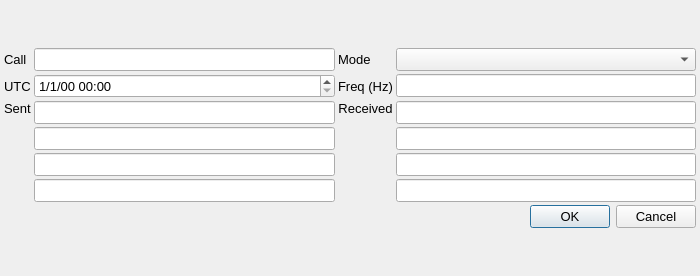
Qt form so2sdr/detailededit.ui (n4ogw/so2sdr) before a commit.
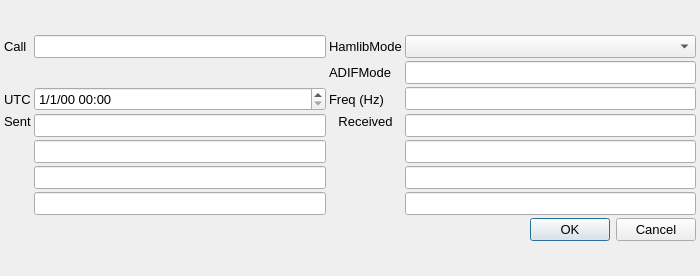
The same form after that commit.

Patch:
```diff
--- a/so2sdr/detailededit.ui
+++ b/so2sdr/detailededit.ui
@@ -66,109 +66,7 @@
      <property name="spacing">
       <number>3</number>
      </property>
-     <item row="0" column="2">
-      <widget class="QLabel" name="label_4">
-       <property name="font">
-        <font>
-         <pointsize>10</pointsize>
-        </font>
-       </property>
-       <property name="text">
-        <string>Mode</string>
-       </property>
-      </widget>
-     </item>
-     <item row="1" column="1">
-      <widget class="QDateTimeEdit" name="dateTimeEdit">
-       <property name="font">
-        <font>
-         <pointsize>10</pointsize>
-        </font>
-       </property>
-       <property name="displayFormat">
-        <string>M/d/yy hh:mm</string>
-       </property>
-       <property name="timeSpec">
-        <enum>Qt::UTC</enum>
-       </property>
-      </widget>
-     </item>
-     <item row="1" column="2">
-      <widget class="QLabel" name="label_3">
-       <property name="font">
-        <font>
-         <pointsize>10</pointsize>
-        </font>
-       </property>
-       <property name="text">
-        <string>Freq (Hz)</string>
-       </property>
-      </widget>
-     </item>
-     <item row="0" column="1">
-      <widget class="QLineEdit" name="callLineEdit">
-       <property name="font">
-        <font>
-         <pointsize>10</pointsize>
-        </font>
-       </property>
-       <property name="focusPolicy">
-        <enum>Qt::StrongFocus</enum>
-       </property>
-      </widget>
-     </item>
-     <item row="0" column="0">
-      <widget class="QLabel" name="label">
-       <property name="font">
-        <font>
-         <pointsize>10</pointsize>
-        </font>
-       </property>
-       <property name="text">
-        <string>Call</string>
-       </property>
-      </widget>
-     </item>
-     <item row="3" column="4">
-      <widget class="QDialogButtonBox" name="buttonBox">
-       <property name="font">
-        <font>
-         <pointsize>10</pointsize>
-        </font>
-       </property>
-       <property name="orientation">
-        <enum>Qt::Horizontal</enum>
-       </property>
-       <property name="standardButtons">
-        <set>QDialogButtonBox::Cancel|QDialogButtonBox::Ok</set>
-       </property>
-      </widget>
-     </item>
-     <item row="1" column="4">
-      <widget class="QLineEdit" name="freqLineEdit">
-       <property name="font">
-        <font>
-         <pointsize>10</pointsize>
-        </font>
-       </property>
-       <property name="focusPolicy">
-        <enum>Qt::StrongFocus</enum>
-       </property>
-      </widget>
-     </item>
-     <item row="1" column="0">
-      <widget class="QLabel" name="label_2">
-       <property name="font">
-        <font>
-         <pointsize>10</pointsize>
-        </font>
-       </property>
-       <property name="text">
-        <string>UTC</string>
-       </property>
-      </widget>
-     </item>
-     <item row="2" column="0">
+     <item row="3" column="0">
       <widget class="QLabel" name="label_5">
        <property name="font">
         <font>
@@ -183,22 +81,7 @@
        </property>
       </widget>
      </item>
-     <item row="2" column="2">
-      <widget class="QLabel" name="label_6">
-       <property name="font">
-        <font>
-         <pointsize>10</pointsize>
-        </font>
-       </property>
-       <property name="text">
-        <string>Received</string>
-       </property>
-       <property name="alignment">
-        <set>Qt::AlignHCenter|Qt::AlignTop</set>
-       </property>
-      </widget>
-     </item>
-     <item row="2" column="1">
+     <item row="3" column="1">
       <layout class="QVBoxLayout" name="verticalLayout">
        <item>
         <widget class="QLineEdit" name="sentExch1LineEdit">
@@ -250,7 +133,94 @@
        </item>
       </layout>
      </item>
+     <item row="4" column="4">
+      <widget class="QDialogButtonBox" name="buttonBox">
+       <property name="font">
+        <font>
+         <pointsize>10</pointsize>
+        </font>
+       </property>
+       <property name="orientation">
+        <enum>Qt::Horizontal</enum>
+       </property>
+       <property name="standardButtons">
+        <set>QDialogButtonBox::Cancel|QDialogButtonBox::Ok</set>
+       </property>
+      </widget>
+     </item>
      <item row="2" column="4">
+      <widget class="QLineEdit" name="freqLineEdit">
+       <property name="font">
+        <font>
+         <pointsize>10</pointsize>
+        </font>
+       </property>
+       <property name="focusPolicy">
+        <enum>Qt::StrongFocus</enum>
+       </property>
+      </widget>
+     </item>
+     <item row="3" column="2">
+      <widget class="QLabel" name="label_6">
+       <property name="font">
+        <font>
+         <pointsize>10</pointsize>
+        </font>
+       </property>
+       <property name="text">
+        <string>Received</string>
+       </property>
+       <property name="alignment">
+        <set>Qt::AlignHCenter|Qt::AlignTop</set>
+       </property>
+      </widget>
+     </item>
+     <item row="0" column="2">
+      <widget class="QLabel" name="label_4">
+       <property name="font">
+        <font>
+         <pointsize>10</pointsize>
+        </font>
+       </property>
+       <property name="text">
+        <string>HamlibMode</string>
+       </property>
+      </widget>
+     </item>
+     <item row="0" column="0">
+      <widget class="QLabel" name="label">
+       <property name="font">
+        <font>
+         <pointsize>10</pointsize>
+        </font>
+       </property>
+       <property name="text">
+        <string>Call</string>
+       </property>
+      </widget>
+     </item>
+     <item row="0" column="4">
+      <widget class="QComboBox" name="modeComboBox">
+       <property name="font">
+        <font>
+         <pointsize>10</pointsize>
+        </font>
+       </property>
+      </widget>
+     </item>
+     <item row="2" column="2">
+      <widget class="QLabel" name="label_3">
+       <property name="font">
+        <font>
+         <pointsize>10</pointsize>
+        </font>
+       </property>
+       <property name="text">
+        <string>Freq (Hz)</string>
+       </property>
+      </widget>
+     </item>
+     <item row="3" column="4">
       <layout class="QVBoxLayout" name="verticalLayout_3">
        <item>
         <widget class="QLineEdit" name="rcvExch1LineEdit">
@@ -302,12 +272,52 @@
        </item>
       </layout>
      </item>
-     <item row="0" column="4">
-      <widget class="QComboBox" name="modeComboBox">
+     <item row="2" column="1">
+      <widget class="QDateTimeEdit" name="dateTimeEdit">
        <property name="font">
         <font>
          <pointsize>10</pointsize>
         </font>
+       </property>
+       <property name="displayFormat">
+        <string>M/d/yy hh:mm</string>
+       </property>
+       <property name="timeSpec">
+        <enum>Qt::UTC</enum>
+       </property>
+      </widget>
+     </item>
+     <item row="0" column="1">
+      <widget class="QLineEdit" name="callLineEdit">
+       <property name="font">
+        <font>
+         <pointsize>10</pointsize>
+        </font>
+       </property>
+       <property name="focusPolicy">
+        <enum>Qt::StrongFocus</enum>
+       </property>
+      </widget>
+     </item>
+     <item row="2" column="0">
+      <widget class="QLabel" name="label_2">
+       <property name="font">
+        <font>
+         <pointsize>10</pointsize>
+        </font>
+       </property>
+       <property name="text">
+        <string>UTC</string>
+       </property>
+      </widget>
+     </item>
+     <item row="1" column="4">
+      <widget class="QLineEdit" name="adifLineEdit"/>
+     </item>
+     <item row="1" column="2">
+      <widget class="QLabel" name="label_7">
+       <property name="text">
+        <string>ADIFMode</string>
        </property>
       </widget>
      </item>
```
